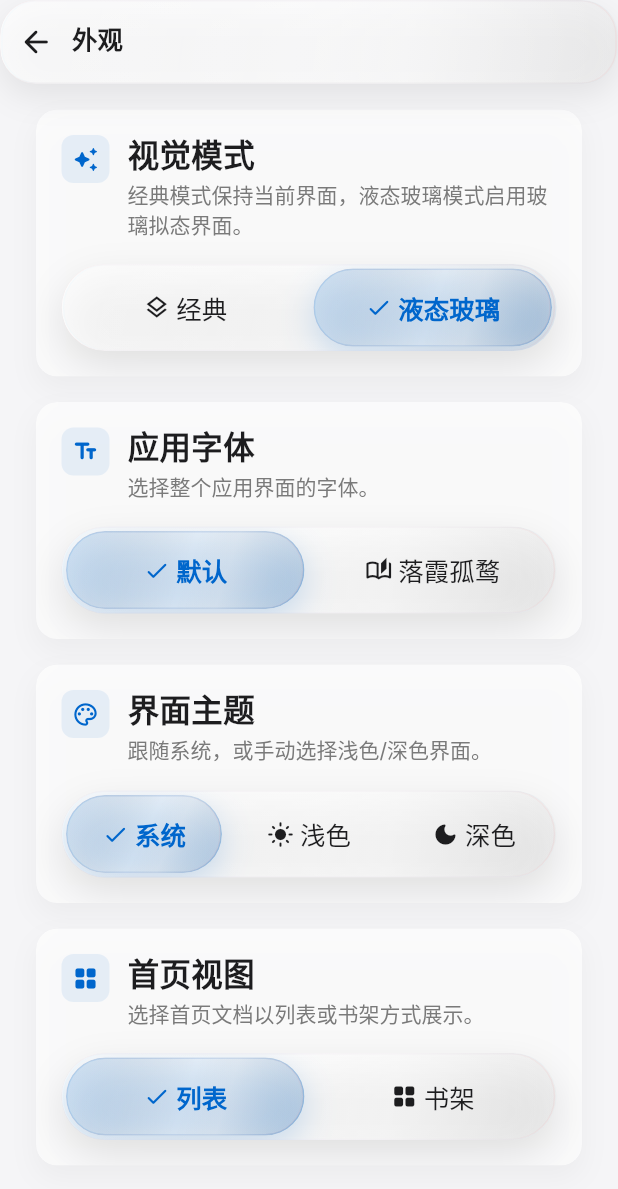
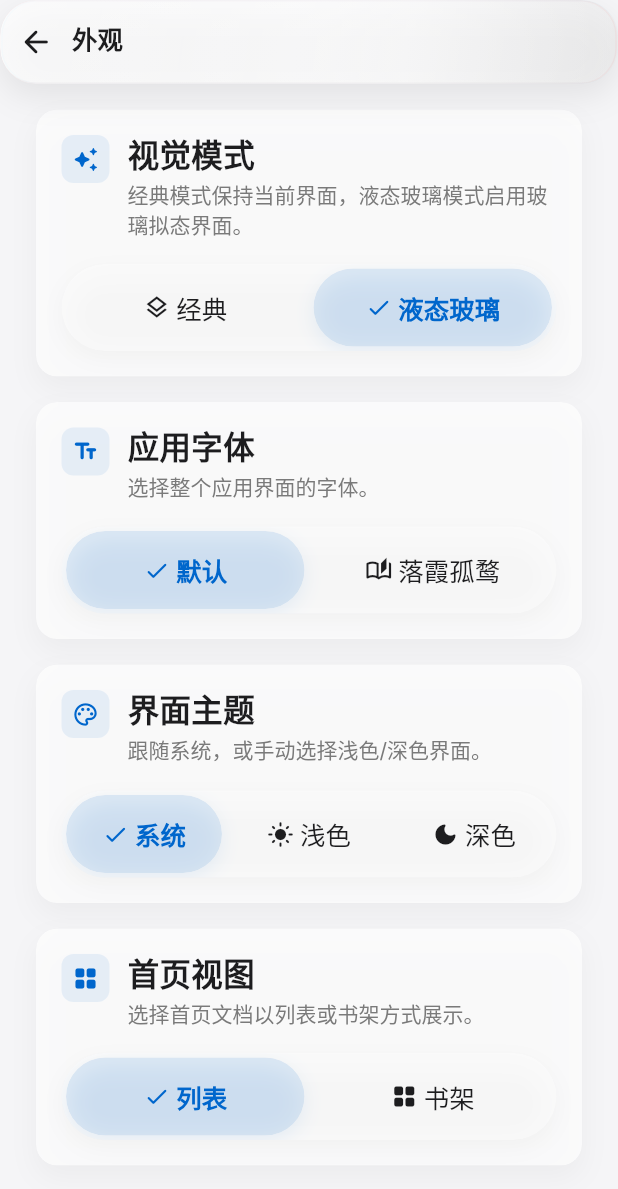
Before and after one commit to alexopenfan-xiaxin/jianxi-reader, a Flutter app: the AppearancePage screen opened directly, after a tap on "液态玻璃", on a phone screen of 412 x 824 dp. Shown: the top 1189 px of the screen. Run offline on Flutter 3.47's test engine with Material 3 defaults, Android fonts, the phone set to English and light mode, and no system bars; our stand-ins replace app_links, file_picker, flutter_svg, package_info_plus, shared_preferences, webview_flutter; missing offline and left inert: flutter_smooth_markdown, syntax_highlight; accounts and stored records are empty; network calls fail; Roboto replaces fonts that are missing (Inter).

Commit message:
fix: remove reading settings glass borders 2.5.6 build 156

```diff
--- a/lib/core/widgets/glass_segmented_control.dart
+++ b/lib/core/widgets/glass_segmented_control.dart
@@ -146,16 +146,21 @@ class _GlassTrack extends StatelessWidget {
 
   @override
   Widget build(BuildContext context) {
+    final dark = Theme.of(context).brightness == Brightness.dark;
     if (liquidGlass) {
       return LiquidGlassSurface(
         blurSigma: LiquidGlassTokens.effectBlurSigma,
         color: liquidGlassContainerColor(context),
-        borderColor: Colors.white.withOpacity(0.34),
+        borderColor:
+            dark ? Colors.white.withOpacity(0.34) : Colors.transparent,
+        chromaticEdge: dark,
+        edgeHighlight: dark,
+        innerHighlight: dark,
         boxShadow: [
           BoxShadow(
-            color: Colors.black.withOpacity(0.10),
-            blurRadius: 22,
-            offset: const Offset(0, 10),
+            color: Colors.black.withOpacity(dark ? 0.10 : 0.03),
+            blurRadius: dark ? 22 : 12,
+            offset: Offset(0, dark ? 10 : 5),
           ),
         ],
         child: const SizedBox.expand(),
@@ -190,17 +195,22 @@ class _GlassThumb extends StatelessWidget {
 
   @override
   Widget build(BuildContext context) {
+    final dark = Theme.of(context).brightness == Brightness.dark;
     if (liquidGlass) {
       return LiquidGlassSurface(
         blurSigma: LiquidGlassTokens.effectBlurSigma,
         color: AppColors.primary.withOpacity(0.10),
-        borderColor: AppColors.primary.withOpacity(0.22),
-        tintPrimary: true,
+        borderColor:
+            dark ? AppColors.primary.withOpacity(0.22) : Colors.transparent,
+        tintPrimary: dark,
+        chromaticEdge: dark,
+        edgeHighlight: dark,
+        innerHighlight: dark,
         boxShadow: [
           BoxShadow(
-            color: AppColors.primary.withOpacity(0.18),
-            blurRadius: 18,
-            offset: const Offset(0, 7),
+            color: AppColors.primary.withOpacity(dark ? 0.18 : 0.08),
+            blurRadius: dark ? 18 : 10,
+            offset: Offset(0, dark ? 7 : 4),
           ),
         ],
         child: const SizedBox.expand(),
--- a/lib/features/settings/settings_page.dart
+++ b/lib/features/settings/settings_page.dart
@@ -779,7 +779,7 @@ class AboutPage extends StatefulWidget {
 class _AboutPageState extends State<AboutPage> {
   static const _channel = MethodChannel('com.jianxi.reader/apk_install');
   static const _updateUrl =
-      'https://alexxia.5imh.xyz/update/index.php?request&local=155';
+      'https://alexxia.5imh.xyz/update/index.php?request&local=156';
   static const _apkContentType = 'application/vnd.android.package-archive';
   static final _communityUrl = Uri.parse(
     'https://qm.qq.com/q/IcQIMYOaQg',
--- a/pubspec.yaml
+++ b/pubspec.yaml
@@ -2,7 +2,7 @@ name: jianxi_reader
 description: "A quiet mobile reader for Markdown and HTML documents."
 publish_to: 'none'
 
-version: 2.5.5+155
+version: 2.5.6+156
 
 environment:
   sdk: ^3.8.0
```
Also changed, not shown: lib/core/widgets/reading_settings_panel.dart (+14 -2 lines).
